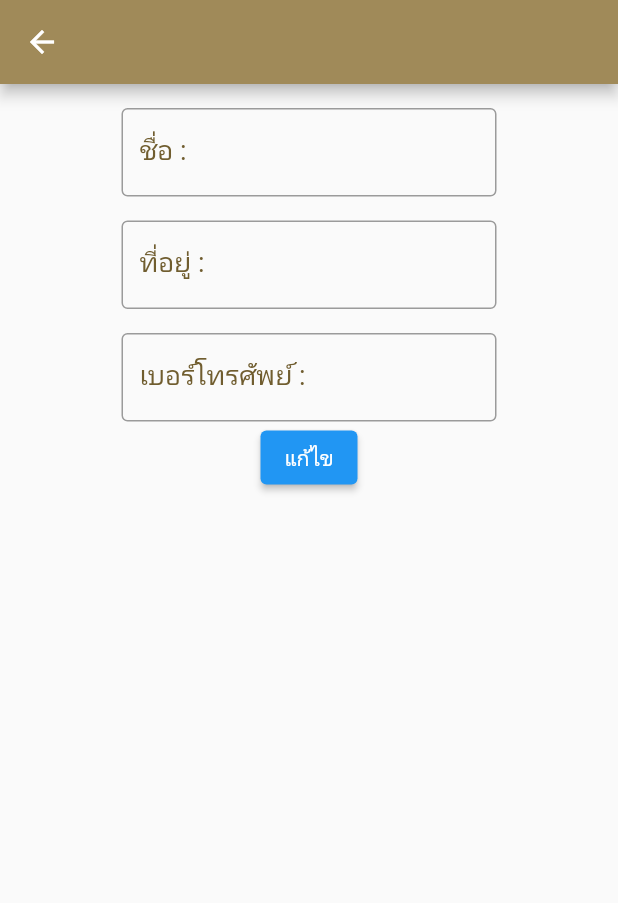
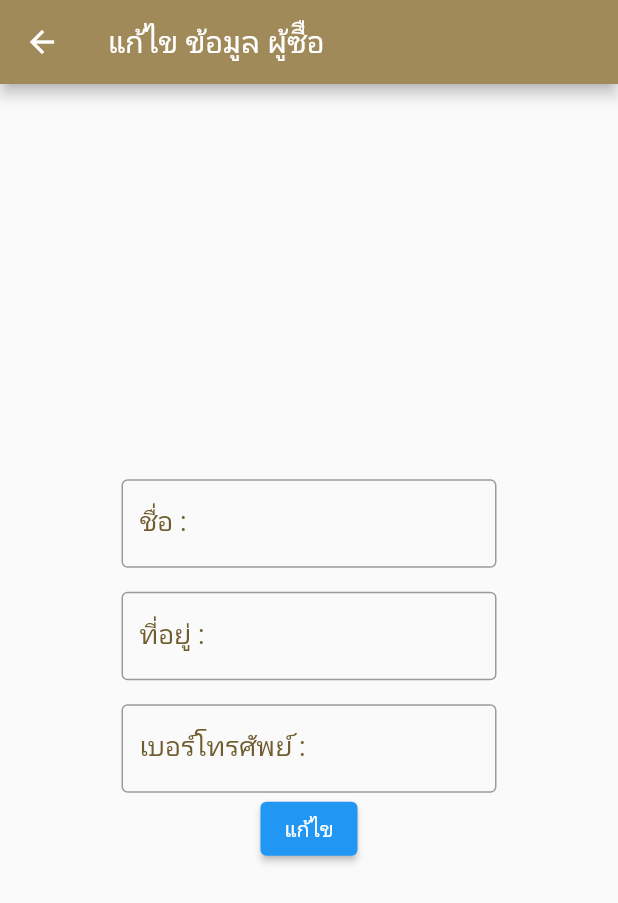
Before and after one commit to masterUNG/FrongEasyShop2, a Flutter app: the ProfileBuyer screen opened by its route, after a tap on "Edit Profile", on a phone screen of 412 x 824 dp. Shown: the top 903 px of the screen. Run offline on Flutter 3.47's test engine with Material 2 defaults, Android fonts, the phone set to English and light mode, and no system bars; our stand-ins replace cached_network_image, cloud_firestore, dio, firebase_auth, firebase_core, firebase_storage and 6 more; accounts and stored records are empty.

Commit message:
Edit Profile Buyer Success

```diff
--- a/lib/models/user_mdel.dart
+++ b/lib/models/user_mdel.dart
@@ -1,3 +1,4 @@
+// ignore_for_file: public_member_api_docs, sort_constructors_first
 import 'dart:convert';
 
 class UserModel {
@@ -5,32 +6,40 @@ class UserModel {
   final String name;
   final String password;
   final String typeuser;
+  final String? address;
+  final String? phone;
   UserModel({
     required this.email,
     required this.name,
     required this.password,
     required this.typeuser,
+    this.address,
+    this.phone,
   });
 
   Map<String, dynamic> toMap() {
-    return {
+    return <String, dynamic>{
       'email': email,
       'name': name,
       'password': password,
       'typeuser': typeuser,
+      'address': address,
+      'phone': phone,
     };
   }
 
   factory UserModel.fromMap(Map<String, dynamic> map) {
     return UserModel(
-      email: map['email'],
-      name: map['name'],
-      password: map['password'],
-      typeuser: map['typeuser'],
+      email: (map['email'] ?? '') as String,
+      name: (map['name'] ?? '') as String,
+      password: (map['password'] ?? '') as String,
+      typeuser: (map['typeuser'] ?? '') as String,
+      address: map['address'] != null ? map['address'] as String : '',
+      phone: map['phone'] != null ? map['phone'] as String : '',
     );
   }
 
   String toJson() => json.encode(toMap());
 
-  factory UserModel.fromJson(String source) => UserModel.fromMap(json.decode(source));
+  factory UserModel.fromJson(String source) => UserModel.fromMap(json.decode(source) as Map<String, dynamic>);
 }
--- a/lib/states/edit_profile_buyer.dart
+++ b/lib/states/edit_profile_buyer.dart
@@ -1,9 +1,18 @@
+// ignore_for_file: public_member_api_docs, sort_constructors_first
+import 'package:cloud_firestore/cloud_firestore.dart';
+import 'package:firebase_auth/firebase_auth.dart';
 import 'package:flutter/material.dart';
+
+import 'package:frongeasyshop/models/user_mdel.dart';
 import 'package:frongeasyshop/utility/my_constant.dart';
 import 'package:frongeasyshop/widgets/show_form.dart';
 
 class EditProfileBuyer extends StatefulWidget {
-  const EditProfileBuyer({Key? key}) : super(key: key);
+  final UserModel userModel;
+  const EditProfileBuyer({
+    Key? key,
+    required this.userModel,
+  }) : super(key: key);
 
   @override
   State<EditProfileBuyer> createState() => _EditProfileBuyerState();
@@ -14,14 +23,34 @@ class _EditProfileBuyerState extends State<EditProfileBuyer> {
   TextEditingController nameController = TextEditingController();
   TextEditingController addressController = TextEditingController();
   TextEditingController phoneController = TextEditingController();
+  final formKey = GlobalKey<FormState>();
+  UserModel? userModel;
+  Map<String, dynamic> map = {};
+  var user = FirebaseAuth.instance.currentUser;
+
+  @override
+  void initState() {
+    super.initState();
+    userModel = widget.userModel;
+    nameController.text = userModel!.name;
+    addressController.text = userModel!.address!;
+    phoneController.text = userModel!.phone!;
+  }
 
   @override
   Widget build(BuildContext context) {
     return Scaffold(
       appBar: AppBar(
+        title: const Text('แก้ไข ข้อมูล ผู้ซืือ'),
         backgroundColor: MyConstant.primart,
       ),
-      body: Center(
+      body: GestureDetector(
+        behavior: HitTestBehavior.opaque,
+        onTap: () => FocusScope.of(context).requestFocus(FocusScopeNode()),
+        child: Center(
+          child: SingleChildScrollView(
+            child: Form(
+              key: formKey,
               child: Column(
                 children: [
                   ShowForm(
@@ -39,8 +68,25 @@ class _EditProfileBuyerState extends State<EditProfileBuyer> {
                       title: 'เบอร์โทรศัพย์ :',
                       myValidate: phoneValidate,
                       mySave: phoneSave),
-            ElevatedButton(onPressed: () {}, child: const Text('แก้ไข'))
+                  ElevatedButton(
+                    onPressed: () async {
+                      if (formKey.currentState!.validate()) {
+                        formKey.currentState!.save();
+                        print('map ====>>> $map');
+
+                        await FirebaseFirestore.instance
+                            .collection('user')
+                            .doc(user!.uid)
+                            .update(map)
+                            .then((value) => Navigator.pop(context));
+                      }
+                    },
+                    child: const Text('แก้ไข'),
+                  ),
                 ],
+              ),
+            ),
+          ),
         ),
       ),
     );
@@ -48,6 +94,7 @@ class _EditProfileBuyerState extends State<EditProfileBuyer> {
 
   void nameSave(String? string) {
     name = string!.trim();
+    map['name'] = name;
   }
 
   String? nameValidate(String? string) {
@@ -60,6 +107,7 @@ class _EditProfileBuyerState extends State<EditProfileBuyer> {
 
   void addressSave(String? string) {
     address = string!.trim();
+    map['address'] = address;
   }
 
   String? addressValidate(String? string) {
@@ -72,6 +120,7 @@ class _EditProfileBuyerState extends State<EditProfileBuyer> {
 
   void phoneSave(String? string) {
     phone = string!.trim();
+    map['phone'] = phone;
   }
 
   String? phoneValidate(String? string) {
--- a/lib/states/profile_buyer.dart
+++ b/lib/states/profile_buyer.dart
@@ -34,6 +34,7 @@ class _ProfileBuyerState extends State<ProfileBuyer> {
       setState(() {
         load = false;
         userModel = UserModel.fromMap(value.data()!);
+        print('userModel buyer ==> ${userModel!.toMap()}');
       });
     });
   }
@@ -45,16 +46,27 @@ class _ProfileBuyerState extends State<ProfileBuyer> {
         backgroundColor: MyConstant.primart,
         title: const Text('ข้อมูลส่วนตัว'),
       ),
-      floatingActionButton:
-          ElevatedButton(onPressed: () {
-            Navigator.push(context, MaterialPageRoute(builder: (context) => const EditProfileBuyer(),));
-          }, child: const Text('Edit Profile')),
+      floatingActionButton: ElevatedButton(
+          onPressed: () {
+            Navigator.push(
+                context,
+                MaterialPageRoute(
+                  builder: (context) => EditProfileBuyer(
+                    userModel: userModel!,
+                  ),
+                )).then((value) {
+              readProfile();
+            });
+          },
+          child: const Text('Edit Profile')),
       body: load
           ? const Center(child: ShowProcess())
           : Column(
               children: [
                 newLabel(head: 'ชื่อ :', value: userModel!.name),
-                newLabel(head: 'Email :', value: userModel!.email)
+                newLabel(head: 'Email :', value: userModel!.email),
+                newLabel(head: 'ที่อยู่ :', value: userModel!.address!),
+                newLabel(head: 'เบอร์โทร :', value: userModel!.phone!)
               ],
             ),
     );
@@ -62,13 +74,18 @@ class _ProfileBuyerState extends State<ProfileBuyer> {
 
   Row newLabel({required String head, required String value}) {
     return Row(
-      mainAxisAlignment: MainAxisAlignment.spaceAround,
       children: [
-        ShowText(
-          title: head,
-          textStyle: MyConstant().h2Style(),
+        Expanded(
+          flex: 1,
+          child: ShowText(
+            title: head,
+            textStyle: MyConstant().h2Style(),
+          ),
         ),
-        ShowText(title: value),
+        Expanded(
+          flex: 2,
+          child: ShowText(title: value),
+        ),
       ],
     );
   }
```
Lines whose indentation alone changed are shown as unchanged.
